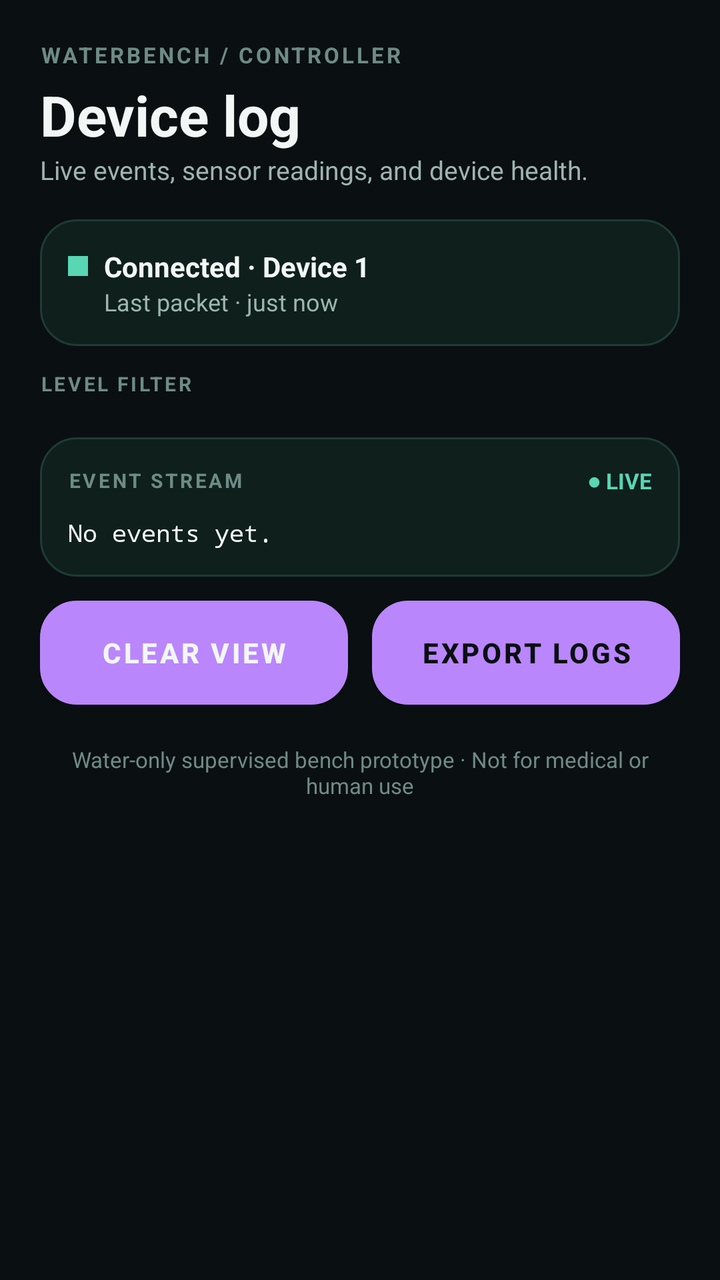
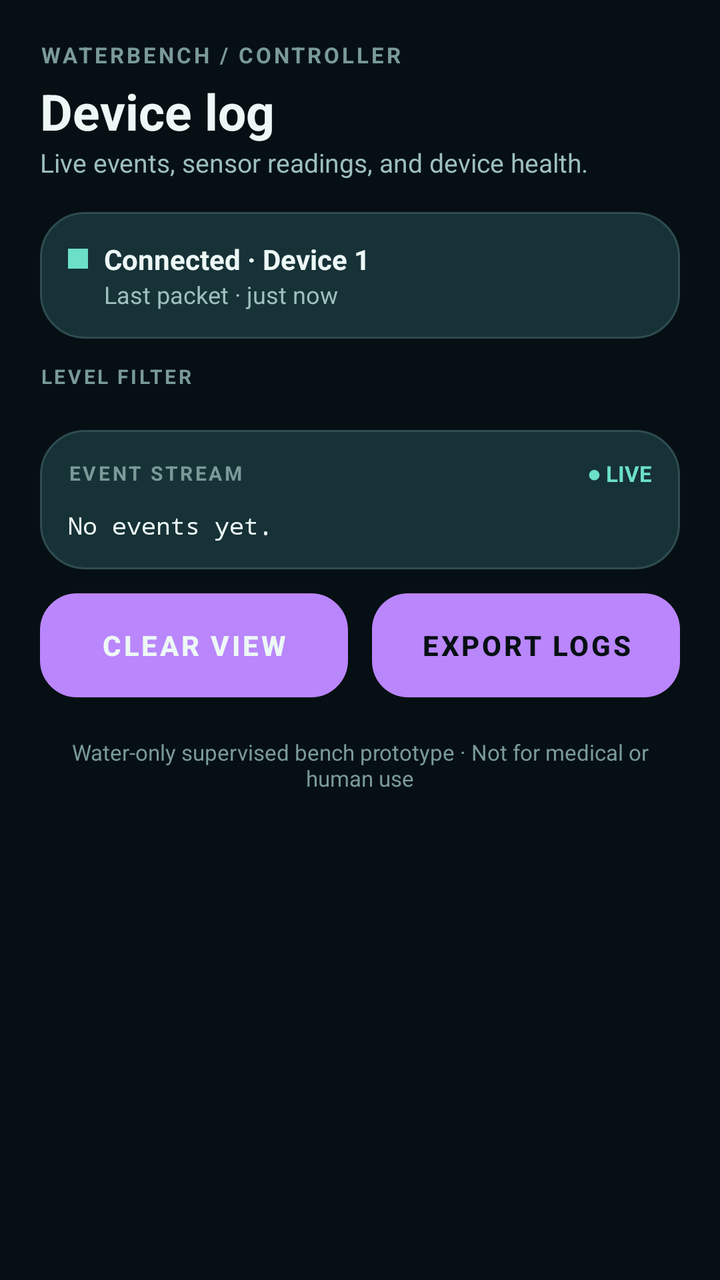

The first picture is an Android layout as it rendered before a commit; the second is the same layout after the commit. The layout source and the unified diff follow.
<!-- AndroidManifest.xml: application theme Theme.WaterBench -->
<!-- res/layout/screen_history.xml -->
<?xml version="1.0" encoding="utf-8"?>
<ScrollView xmlns:android="http://schemas.android.com/apk/res/android"
    android:layout_width="match_parent"
    android:layout_height="match_parent"
    android:fillViewport="true">

    <LinearLayout xmlns:android="http://schemas.android.com/apk/res/android"
        android:layout_width="match_parent"
        android:layout_height="wrap_content"
        android:orientation="vertical"
        android:padding="20dp">

        <TextView android:layout_width="wrap_content" android:layout_height="wrap_content"
            android:text="WATERBENCH / CONTROLLER"
            android:textColor="?attr/wbTextMuted" android:textSize="11sp"
            android:letterSpacing="0.12" android:textStyle="bold" />

        <TextView android:layout_width="wrap_content" android:layout_height="wrap_content"
            android:text="Device log" android:textColor="?attr/wbTextPrimary"
            android:textSize="28sp" android:textStyle="bold" android:layout_marginTop="4dp" />

        <TextView android:layout_width="wrap_content" android:layout_height="wrap_content"
            android:text="@string/tagline_history" android:textColor="?attr/wbTextSecondary"
            android:textSize="13sp" android:layout_marginBottom="16dp" />

        
        <LinearLayout android:layout_width="match_parent" android:layout_height="wrap_content"
            android:orientation="vertical" android:background="@drawable/card_bg"
            android:padding="14dp" android:layout_marginBottom="12dp">

            <LinearLayout android:layout_width="match_parent" android:layout_height="wrap_content"
                android:orientation="horizontal" android:gravity="center_vertical">

                <View android:id="@+id/dotMonitor"
                    android:layout_width="10dp" android:layout_height="10dp"
                    android:background="?attr/wbAccent" />

                <TextView android:id="@+id/tvMonitorStatus"
                    android:layout_width="0dp" android:layout_weight="1" android:layout_height="wrap_content"
                    android:layout_marginStart="8dp" android:text="Connected · Device 1"
                    android:textColor="?attr/wbTextPrimary" android:textSize="14sp" android:textStyle="bold" />

                <TextView android:id="@+id/tvRefreshNote"
                    android:layout_width="wrap_content" android:layout_height="wrap_content"
                    android:text="Pull to refresh" android:textColor="?attr/wbTextMuted"
                    android:textSize="11sp" android:visibility="gone" />
            </LinearLayout>

            <TextView android:id="@+id/tvLastPacket"
                android:layout_width="wrap_content" android:layout_height="wrap_content"
                android:layout_marginStart="18dp" android:text="Last packet · just now"
                android:textColor="?attr/wbTextSecondary" android:textSize="12sp" />
        </LinearLayout>

        
        <TextView android:layout_width="wrap_content" android:layout_height="wrap_content"
            android:text="LEVEL FILTER" android:textColor="?attr/wbTextMuted"
            android:textSize="10sp" android:letterSpacing="0.12" android:textStyle="bold"
            android:layout_marginBottom="8dp" />

        <HorizontalScrollView android:layout_width="match_parent" android:layout_height="wrap_content"
            android:layout_marginBottom="12dp"
            android:fillViewport="false"
            android:scrollbars="none">

            <LinearLayout android:id="@+id/levelFilterBar"
                android:layout_width="wrap_content" android:layout_height="wrap_content"
                android:orientation="horizontal">
            </LinearLayout>
        </HorizontalScrollView>

        
        <LinearLayout android:layout_width="match_parent" android:layout_height="wrap_content"
            android:orientation="vertical" android:background="@drawable/card_bg"
            android:padding="14dp">

            <LinearLayout android:layout_width="match_parent" android:layout_height="wrap_content"
                android:orientation="horizontal" android:gravity="center_vertical">

                <TextView android:layout_width="0dp" android:layout_weight="1" android:layout_height="wrap_content"
                    android:text="EVENT STREAM" android:textColor="?attr/wbTextMuted"
                    android:textSize="10sp" android:letterSpacing="0.12" android:textStyle="bold" />

                <TextView android:id="@+id/tvLiveIndicator"
                    android:layout_width="wrap_content" android:layout_height="wrap_content"
                    android:text="● LIVE" android:textColor="?attr/wbAccent"
                    android:textSize="11sp" android:textStyle="bold" />
            </LinearLayout>

            <TextView android:id="@+id/tvEventStream"
                android:layout_width="match_parent" android:layout_height="wrap_content"
                android:layout_marginTop="10dp" android:fontFamily="monospace"
                android:textColor="?attr/wbTextPrimary" android:textSize="12sp"
                android:lineSpacingExtra="4dp"
                android:text="No events yet." />
        </LinearLayout>

        
        <LinearLayout android:layout_width="match_parent" android:layout_height="wrap_content"
            android:orientation="horizontal" android:layout_marginTop="12dp">

            <Button android:id="@+id/btnClearLog"
                android:layout_width="0dp" android:layout_weight="1" android:layout_height="52dp"
                android:background="@drawable/btn_secondary"
                android:text="CLEAR VIEW" android:textColor="?attr/wbTextPrimary"
                android:textStyle="bold" android:layout_marginEnd="6dp" />

            <Button android:id="@+id/btnExportLogs"
                android:layout_width="0dp" android:layout_weight="1" android:layout_height="52dp"
                android:background="@drawable/btn_normal"
                android:text="EXPORT LOGS" android:textColor="?attr/wbBg"
                android:textStyle="bold" android:layout_marginStart="6dp" />
        </LinearLayout>

        <TextView android:layout_width="match_parent" android:layout_height="wrap_content"
            android:layout_marginTop="20dp" android:gravity="center"
            android:text="Water-only supervised bench prototype · Not for medical or human use"
            android:textColor="?attr/wbTextMuted" android:textSize="11sp" />

    </LinearLayout>
</ScrollView>
<!-- resources referenced by this layout -->
<resources>
  <!-- drawable btn_normal (drawable) -->
  <?xml version="1.0" encoding="utf-8"?>
  <ripple xmlns:android="http://schemas.android.com/apk/res/android"
      android:color="#33FFFFFF">
      <item>
          <shape android:shape="rectangle">
              <solid android:color="?attr/wbAccent" />
              <corners android:radius="18dp" />
          </shape>
      </item>
  </ripple>
  <!-- drawable btn_secondary (drawable) -->
  <?xml version="1.0" encoding="utf-8"?>
  <ripple xmlns:android="http://schemas.android.com/apk/res/android"
      android:color="#33FFFFFF">
      <item>
          <shape android:shape="rectangle">
              <solid android:color="?attr/wbChipBg" />
              <corners android:radius="18dp" />
              <stroke android:width="1dp" android:color="?attr/wbSurfaceStroke" />
          </shape>
      </item>
  </ripple>
  <!-- drawable card_bg (drawable) -->
  <?xml version="1.0" encoding="utf-8"?>
  <shape xmlns:android="http://schemas.android.com/apk/res/android"
      android:shape="rectangle">
      <solid android:color="?attr/wbSurface" />
      <corners android:radius="18dp" />
      <stroke android:width="1dp" android:color="?attr/wbSurfaceStroke" />
  </shape>
  <string name="tagline_history">Live events, sensor readings, and device health.</string>
  <style name="Theme.WaterBench" parent="Theme.MaterialComponents.NoActionBar">
          <item name="wbBg">#0A0F12</item>
          <item name="wbSurface">#0E1F1C</item>
          <item name="wbSurfaceStroke">#1E3B36</item>
          <item name="wbInputBg">#14232020</item>
          <item name="wbChipBg">#164138</item>
          <item name="wbNavBg">#E6111614</item>
          <item name="wbNavItemBg">#331E3B36</item>
          <item name="wbProgressTrack">#1A2A26</item>
          <item name="wbAccent">#59D6B4</item>
          <item name="wbAccentDim">#3E9C80</item>
          <item name="wbOnAccent">#0A0F12</item>
          <item name="wbTextPrimary">#F2F7F5</item>
          <item name="wbTextSecondary">#9EB4AE</item>
          <item name="wbTextMuted">#6E8B85</item>
          <item name="wbDanger">#E5484D</item>
          <item name="wbDangerDim">#4A1414</item>
          <item name="wbDangerStroke">#7A1F1F</item>
          <item name="wbWarn">#EFA35C</item>
          <item name="wbWarnDim">#3E2A12</item>
          <item name="wbWarnStroke">#6B4A1E</item>
  
          <item name="android:windowBackground">#0A0F12</item>
          <item name="android:colorPrimary">#59D6B4</item>
          <item name="android:colorAccent">#59D6B4</item>
          <item name="android:statusBarColor">#0A0F12</item>
          <item name="android:navigationBarColor">#0A0F12</item>
          <item name="colorSurface">#0E1F1C</item>
          <item name="colorOnSurface">#F2F7F5</item>
          <item name="android:windowLightStatusBar" tools:targetApi="m">false</item>
      </style>
</resources>

<!-- the commit's change to res/layout/screen_history.xml (unified diff, before → after) -->
@@ -17,7 +17,7 @@
 
         <TextView android:layout_width="wrap_content" android:layout_height="wrap_content"
             android:text="Device log" android:textColor="?attr/wbTextPrimary"
-            android:textSize="28sp" android:textStyle="bold" android:layout_marginTop="4dp" />
+            android:textSize="25sp" android:textStyle="bold" android:layout_marginTop="4dp" />
 
         <TextView android:layout_width="wrap_content" android:layout_height="wrap_content"
             android:text="@string/tagline_history" android:textColor="?attr/wbTextSecondary"
<!-- resource entries referenced after the edit -->
@@ -28,25 +28,25 @@
   <shape xmlns:android="http://schemas.android.com/apk/res/android"
       android:shape="rectangle">
       <solid android:color="?attr/wbSurface" />
-      <corners android:radius="18dp" />
+      <corners android:radius="22dp" />
       <stroke android:width="1dp" android:color="?attr/wbSurfaceStroke" />
   </shape>
   <string name="tagline_history">Live events, sensor readings, and device health.</string>
   <style name="Theme.WaterBench" parent="Theme.MaterialComponents.NoActionBar">
-          <item name="wbBg">#0A0F12</item>
-          <item name="wbSurface">#0E1F1C</item>
-          <item name="wbSurfaceStroke">#1E3B36</item>
-          <item name="wbInputBg">#14232020</item>
-          <item name="wbChipBg">#164138</item>
-          <item name="wbNavBg">#E6111614</item>
-          <item name="wbNavItemBg">#331E3B36</item>
-          <item name="wbProgressTrack">#1A2A26</item>
-          <item name="wbAccent">#59D6B4</item>
-          <item name="wbAccentDim">#3E9C80</item>
-          <item name="wbOnAccent">#0A0F12</item>
-          <item name="wbTextPrimary">#F2F7F5</item>
-          <item name="wbTextSecondary">#9EB4AE</item>
-          <item name="wbTextMuted">#6E8B85</item>
+          <item name="wbBg">#061014</item>
+          <item name="wbSurface">#173237</item>
+          <item name="wbSurfaceStroke">#2F4C50</item>
+          <item name="wbInputBg">#141E2E33</item>
+          <item name="wbChipBg">#17393C</item>
+          <item name="wbNavBg">#E60B1B1E</item>
+          <item name="wbNavItemBg">#26464A</item>
+          <item name="wbProgressTrack">#1D3338</item>
+          <item name="wbAccent">#6BE0C7</item>
+          <item name="wbAccentDim">#4FB8A1</item>
+          <item name="wbOnAccent">#061014</item>
+          <item name="wbTextPrimary">#EDF8F6</item>
+          <item name="wbTextSecondary">#9DBFBD</item>
+          <item name="wbTextMuted">#7A9A98</item>
           <item name="wbDanger">#E5484D</item>
           <item name="wbDangerDim">#4A1414</item>
           <item name="wbDangerStroke">#7A1F1F</item>
@@ -54,13 +54,13 @@
           <item name="wbWarnDim">#3E2A12</item>
           <item name="wbWarnStroke">#6B4A1E</item>
   
-          <item name="android:windowBackground">#0A0F12</item>
-          <item name="android:colorPrimary">#59D6B4</item>
-          <item name="android:colorAccent">#59D6B4</item>
-          <item name="android:statusBarColor">#0A0F12</item>
-          <item name="android:navigationBarColor">#0A0F12</item>
-          <item name="colorSurface">#0E1F1C</item>
-          <item name="colorOnSurface">#F2F7F5</item>
+          <item name="android:windowBackground">#061014</item>
+          <item name="android:colorPrimary">#6BE0C7</item>
+          <item name="android:colorAccent">#6BE0C7</item>
+          <item name="android:statusBarColor">#061014</item>
+          <item name="android:navigationBarColor">#061014</item>
+          <item name="colorSurface">#173237</item>
+          <item name="colorOnSurface">#EDF8F6</item>
           <item name="android:windowLightStatusBar" tools:targetApi="m">false</item>
       </style>
 </resources>
